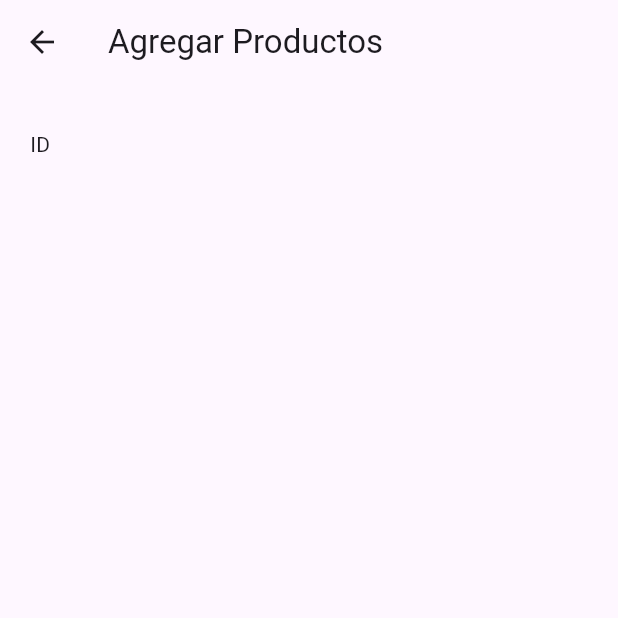
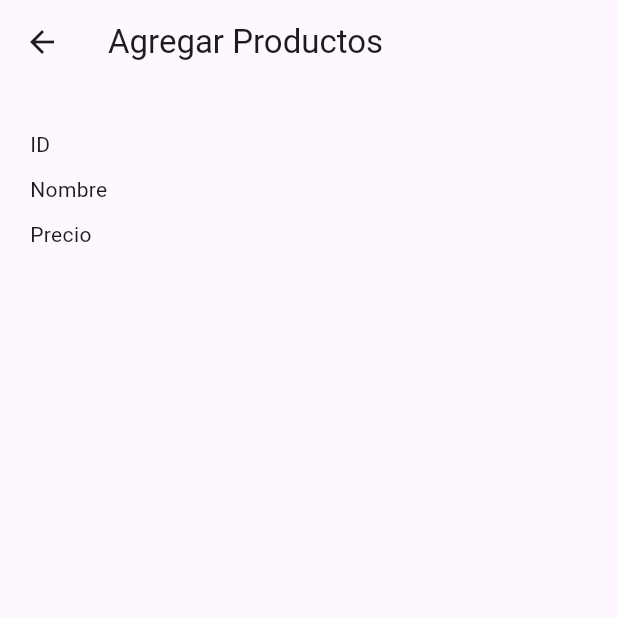
Before and after one commit to SergioAlejandre/vistaventas-2, a Flutter app: the AgregarProductosView screen opened directly, on a phone screen of 412 x 824 dp, the top half of it. Run offline on Flutter 3.47's test engine with Material 3 defaults, Android fonts, the phone set to English and light mode, and no system bars.

Commit message:
primer cambio

```diff
--- a/lib/Vistas/agregar_productos_view.dart
+++ b/lib/Vistas/agregar_productos_view.dart
@@ -17,6 +17,14 @@ class AgregarProductosView extends StatelessWidget{
            const SizedBox(
             height: 10,
            ),
+           const Text('Nombre'),
+           const SizedBox(
+            height: 10,
+           ),
+            const Text('Precio'),
+           const SizedBox(
+            height: 10,
+           ),
           ],
         ),
       ),
--- a/lib/Vistas/home_view.dart
+++ b/lib/Vistas/home_view.dart
@@ -1,4 +1,5 @@
 import 'package:flutter/material.dart';
+import 'package:vistaventas/Vistas/agregar_productos_view.dart';
 import 'package:vistaventas/widgets/CustomButtonHome.dart';
 
 class HomeView extends StatelessWidget {
@@ -22,16 +23,16 @@ class HomeView extends StatelessWidget {
               name: 'Agregar Productos',
               color: Color.fromARGB(255, 253, 169, 58),
               onPressed: () {
-                /*Navigator.push(
+                Navigator.push(
                   context,
                  MaterialPageRoute(
                     builder: (context) {
                      return AgregarProductosView(
-                        productos: productos,
+
                      );
                     },
                   ),
-                );*/
+                );
               },
             ),
             const SizedBox(height: 20),
```
